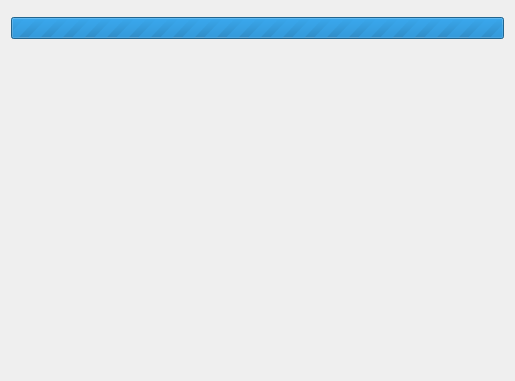
First picture: the form in collector/ui/designer/fitxa.ui, repository arielvb/collector, before the edit.
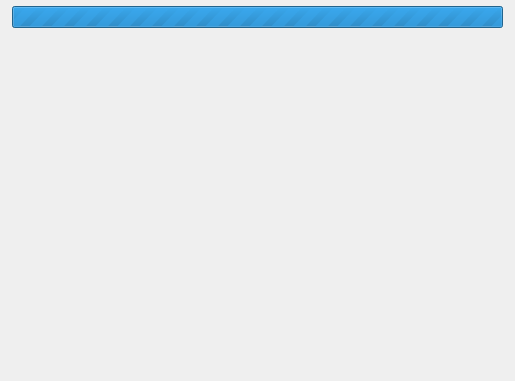
Second picture: the form after the edit.

Commit message: Remove window margin and add to the views

The edit to the form file:
```diff
--- a/collector/ui/designer/fitxa.ui
+++ b/collector/ui/designer/fitxa.ui
@@ -14,10 +14,21 @@
    <string>File</string>
   </property>
   <layout class="QVBoxLayout" name="verticalLayout">
+   <property name="margin">
+    <number>0</number>
+   </property>
    <item>
     <widget class="QWidget" name="topbar" native="true"/>
    </item>
    <item>
+    <layout class="QVBoxLayout" name="verticalLayout_2">
+     <property name="leftMargin">
+      <number>12</number>
+     </property>
+     <property name="rightMargin">
+      <number>12</number>
+     </property>
+     <item>
     <widget class="QProgressBar" name="progressBar">
      <property name="maximum">
       <number>0</number>
@@ -44,11 +55,13 @@
         <x>0</x>
         <y>0</y>
         <width>491</width>
-        <height>291</height>
+          <height>313</height>
        </rect>
       </property>
      </widget>
     </widget>
+     </item>
+    </layout>
    </item>
    <item>
     <widget class="QWidget" name="toolbar" native="true"/>
```
Lines whose indentation alone changed are shown as unchanged. The commit also changes 6 other files.
